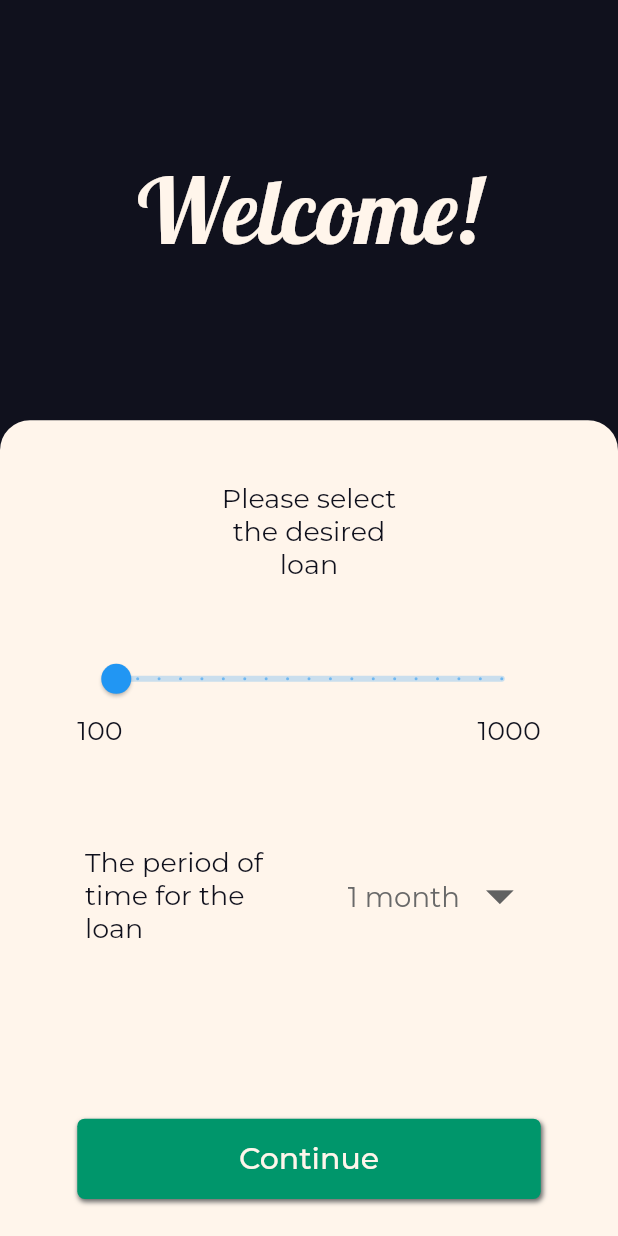
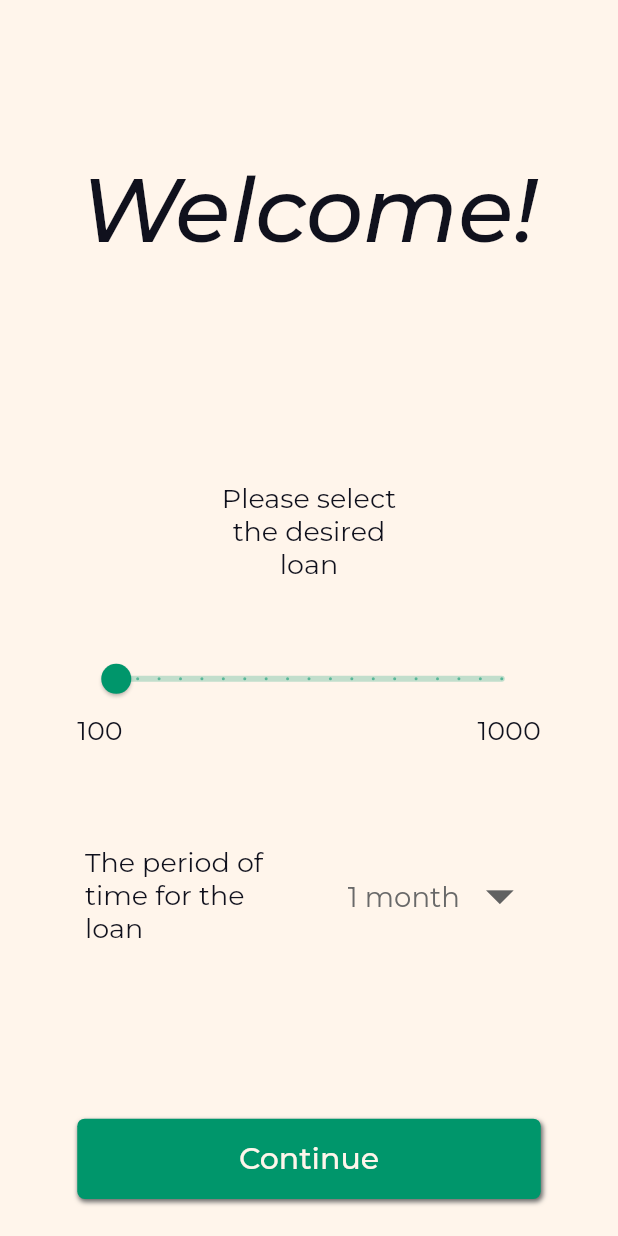
Before and after one commit to Tudor-Anitas/MyCreditLoans, a Flutter app: the screen it shows after launch, on a phone screen of 412 x 824 dp. Run offline on Flutter 3.47's test engine with Material 2 defaults, Android fonts, the phone set to English and light mode, and no system bars; our stand-ins replace animated_splash_screen, google_fonts, image_picker, page_transition.

Commit message:
modified ThemeData, added colorScheme

```diff
--- a/lib/colors.dart
+++ /dev/null
@@ -1,20 +0,0 @@
-import 'package:flutter/material.dart';
-import 'package:flutter/cupertino.dart';
-
-
-/// The main colors used in the application
-
-Color kXiketic = Color(0xff10111D);
-Color kGreenCyan = Color(0xff00966B);
-Color kRedPigment = Color(0xffFD0122);
-Color kSeaShell = Color(0xffFFF5EB);
-Color kGrey = Color(0xff696969);
-Color kDarkGrey = Color(0xff000000);
-Color kBlue = Color(0xffebebeb);
-
-/// Shadow for buttons and containers
-BoxShadow kBoxShadow = BoxShadow(
-    color: kGrey,
-    offset: Offset(1.0, 2.0),
-    blurRadius: 2.0
-);
--- a/lib/main.dart
+++ b/lib/main.dart
@@ -1,6 +1,5 @@
 import 'package:animated_splash_screen/animated_splash_screen.dart';
 import 'package:flutter/material.dart';
-import 'package:my_credit_loans/colors.dart';
 import 'package:my_credit_loans/screens/main_page/main_page.dart';
 import 'package:my_credit_loans/theme.dart';
 
@@ -21,7 +20,6 @@ class MyApp extends StatelessWidget {
         ),
         nextScreen: MainPage(),
         splashTransition: SplashTransition.fadeTransition,
-        backgroundColor: kXiketic,
       ),
     );
   }
--- a/lib/screens/details_page/components/details_form.dart
+++ b/lib/screens/details_page/components/details_form.dart
@@ -67,7 +67,7 @@ class _DetailsFormState extends State<DetailsForm> {
       width: windowWidth,
       height: windowHeight * 0.65,
       decoration: BoxDecoration(
-          color: Theme.of(context).backgroundColor,
+          color: Theme.of(context).colorScheme.background,
           borderRadius: const BorderRadius.only(
               topRight: Radius.circular(20), topLeft: Radius.circular(20))),
       child: Form(
--- a/lib/screens/details_page/components/gallery_image_picker.dart
+++ b/lib/screens/details_page/components/gallery_image_picker.dart
@@ -1,6 +1,4 @@
 import 'package:flutter/material.dart';
-
-import '../../../colors.dart';
 
 class GalleryImagePicker extends StatelessWidget {
   late final double width;
@@ -17,7 +15,8 @@ class GalleryImagePicker extends StatelessWidget {
         width: width,
         height: width,
         decoration: BoxDecoration(
-            color: kBlue, borderRadius: BorderRadius.all(Radius.circular(8))),
+            color: Theme.of(context).disabledColor,
+            borderRadius: BorderRadius.all(Radius.circular(8))),
         child: isSelected
             ? Icon(
                 Icons.check,
--- a/lib/screens/details_page/components/loan_display.dart
+++ b/lib/screens/details_page/components/loan_display.dart
@@ -18,7 +18,7 @@ class LoanDisplay extends StatelessWidget {
       padding:
           EdgeInsets.only(top: windowHeight * 0.03, left: windowWidth * 0.05),
       decoration: BoxDecoration(
-        color: Theme.of(context).accentColor,
+        color: Theme.of(context).colorScheme.primary,
         borderRadius: BorderRadius.all(Radius.circular(20)),
       ),
       child: Column(
--- a/lib/screens/details_page/components/switch_button.dart
+++ b/lib/screens/details_page/components/switch_button.dart
@@ -26,7 +26,7 @@ class _SwitchButtonState extends State<SwitchButton> {
       height: widget.height,
       decoration: BoxDecoration(
           color: widget.isActive
-              ? Theme.of(context).toggleableActiveColor
+              ? Theme.of(context).colorScheme.primary
               : Theme.of(context).disabledColor,
           borderRadius: BorderRadius.all(Radius.circular(8))),
       child: Center(
@@ -36,7 +36,7 @@ class _SwitchButtonState extends State<SwitchButton> {
             child: Text('${widget.title}',
                 style: widget.isActive
                     ? GoogleFonts.montserrat(
-                        fontSize: 12, color: Theme.of(context).backgroundColor)
+                        fontSize: 12, color: Theme.of(context).colorScheme.background)
                     : GoogleFonts.montserrat(
                         fontSize: 12, color: Theme.of(context).hintColor))),
       ),
--- a/lib/screens/main_page/components/dialog_popup.dart
+++ b/lib/screens/main_page/components/dialog_popup.dart
@@ -20,7 +20,7 @@ showCostDialog(BuildContext context, double width, double height) {
               style: Theme.of(context).textTheme.bodyText2),
           content: Text(
               'The loan selected is: ${MainPage.loanValue.round()} RON, for ${MainPage.timePeriod} $periodPlural, the payment for every month will be ${finalLoan.round()} RON'),
-          backgroundColor: Theme.of(context).backgroundColor,
+          backgroundColor: Theme.of(context).colorScheme.background,
           contentPadding: EdgeInsets.fromLTRB(24.0, 20.0, 24.0, height * 0.21),
           actions: [
             CancelButton(
--- a/lib/screens/main_page/components/headline.dart
+++ b/lib/screens/main_page/components/headline.dart
@@ -1,17 +1,14 @@
 import 'package:flutter/material.dart';
 
 class Headline extends StatelessWidget {
-  late final double height;
-
-  Headline({required this.height});
-
   @override
   Widget build(BuildContext context) {
+    double windowHeight = MediaQuery.of(context).size.height;
     return Row(
       mainAxisAlignment: MainAxisAlignment.center,
       children: [
         Container(
-            height: height,
+            height: windowHeight * 0.34,
             child: Center(
                 child: Text('Welcome!',
                     style: Theme.of(context).textTheme.headline2))),
--- a/lib/screens/main_page/components/loan_form.dart
+++ b/lib/screens/main_page/components/loan_form.dart
@@ -21,7 +21,7 @@ class _LoanFormState extends State<LoanForm> {
       width: windowWidth,
       height: windowHeight * 0.66,
       decoration: BoxDecoration(
-          color: Theme.of(context).backgroundColor,
+          color: Theme.of(context).colorScheme.background,
           borderRadius: BorderRadius.only(
               topLeft: Radius.circular(20), topRight: Radius.circular(20))),
       child: Column(
--- a/lib/screens/main_page/main_page.dart
+++ b/lib/screens/main_page/main_page.dart
@@ -28,15 +28,7 @@ class _MainPageState extends State<MainPage> {
         child: Container(
           child: Column(
             mainAxisAlignment: MainAxisAlignment.end,
-            children: [
-              Headline(
-                height: windowHeight * 0.34,
-              ),
-              LoanForm(
-                // width: windowWidth,
-                // height: windowHeight * 0.66,
-              )
-            ],
+            children: [Headline(), LoanForm()],
           ),
         ),
       ),
--- a/lib/theme.dart
+++ b/lib/theme.dart
@@ -1,30 +1,52 @@
 import 'package:flutter/cupertino.dart';
 import 'package:flutter/material.dart';
-import 'package:google_fonts/google_fonts.dart';
-import 'package:my_credit_loans/colors.dart';
 
 /// Custom theme created for the application
-class CustomTheme{
+class CustomTheme {
+  BoxShadow boxShadow = BoxShadow(
+      color: Color(0xff696969), offset: Offset(1.0, 2.0), blurRadius: 2.0);
+
   static ThemeData get customTheme {
     return ThemeData(
-      accentColor: kGreenCyan,
-      errorColor: kRedPigment,
-      backgroundColor: kSeaShell,
-      hintColor: kGrey,
-      toggleableActiveColor: kGreenCyan,
-      disabledColor: kBlue,
-      scaffoldBackgroundColor: kXiketic,
-      textTheme: TextTheme(
-        headline1: GoogleFonts.montserrat(fontSize: 80, color: kSeaShell, fontWeight: FontWeight.w500),
-        headline2: GoogleFonts.lobster(fontSize: 60, color: kSeaShell, fontWeight: FontWeight.w500),
-        headline3: GoogleFonts.montserrat(fontSize: 48, color: kSeaShell, fontWeight: FontWeight.w500),
-        headline6: GoogleFonts.montserrat(fontSize: 24, color: kSeaShell, fontWeight: FontWeight.w500),
-        bodyText1: GoogleFonts.montserrat(fontSize: 20, color: kXiketic, fontWeight: FontWeight.normal),
-        bodyText2: GoogleFonts.montserrat(fontSize: 18, color: kXiketic, fontWeight: FontWeight.normal),
-        caption: GoogleFonts.montserrat(fontSize: 10, color: kGrey),
-        button: GoogleFonts.montserrat(fontSize: 20, color: kSeaShell, fontWeight: FontWeight.w500)
-      )
-    );
+        hintColor: Color(0xff696969),
+        disabledColor: Color(0xffbbbbbb),
+        scaffoldBackgroundColor: Color(0xffFFF5EB),
+        colorScheme: ColorScheme.light(
+          primary: Color(0xff00966B),
+          background: Color(0xffFFF5EB),
+          error: Color(0xffFD0122)
+        ),
+        fontFamily: 'Montserrat',
+        textTheme: TextTheme(
+            headline1: TextStyle(
+                fontSize: 80,
+                color: Color(0xffFFF5EB),
+                fontWeight: FontWeight.w500),
+            headline2: TextStyle(
+                fontSize: 60,
+                color: Color(0xff10111D),
+                fontWeight: FontWeight.w500,
+                fontStyle: FontStyle.italic),
+            headline3: TextStyle(
+                fontSize: 48,
+                color: Color(0xffFFF5EB),
+                fontWeight: FontWeight.w500),
+            headline6: TextStyle(
+                fontSize: 24,
+                color: Color(0xffFFF5EB),
+                fontWeight: FontWeight.w500),
+            bodyText1: TextStyle(
+                fontSize: 20,
+                color: Color(0xff10111D),
+                fontWeight: FontWeight.normal),
+            bodyText2: TextStyle(
+                fontSize: 18,
+                color: Color(0xff10111D),
+                fontWeight: FontWeight.normal),
+            caption: TextStyle(fontSize: 10, color: Color(0xff696969)),
+            button: TextStyle(
+                fontSize: 20,
+                color: Color(0xffFFF5EB),
+                fontWeight: FontWeight.w500)));
   }
-
 }
--- a/lib/widgets/cancel_button.dart
+++ b/lib/widgets/cancel_button.dart
@@ -14,7 +14,7 @@ class CancelButton extends StatelessWidget {
     return Container(
       width: width,
       height: height,
-      color: Theme.of(context).backgroundColor,
+      color: Theme.of(context).colorScheme.background,
       child: MaterialButton(
         child: Text(
           'Cancel',
--- a/lib/widgets/validate_button.dart
+++ b/lib/widgets/validate_button.dart
@@ -1,5 +1,6 @@
 import 'package:flutter/material.dart';
-import 'package:my_credit_loans/colors.dart';
+
+import '../theme.dart';
 
 class ValidateButton extends StatelessWidget {
   late final width;
@@ -23,9 +24,9 @@ class ValidateButton extends StatelessWidget {
       width: width != 0.0 ? width : windowWidth * 0.75,
       height: height != 0.0 ? height : windowHeight * 0.065,
       decoration: BoxDecoration(
-          color: Theme.of(context).accentColor,
+          color: Theme.of(context).colorScheme.primary,
           borderRadius: BorderRadius.all(Radius.circular(5)),
-          boxShadow: [kBoxShadow]),
+          boxShadow: [CustomTheme().boxShadow]),
       child: MaterialButton(
           child: Text(
             '$text',
```
Also changed, not shown: lib/screens/results_page/results_page.dart (+4 -6 lines), lib/widgets/simple_button.dart (+8 -12 lines).
